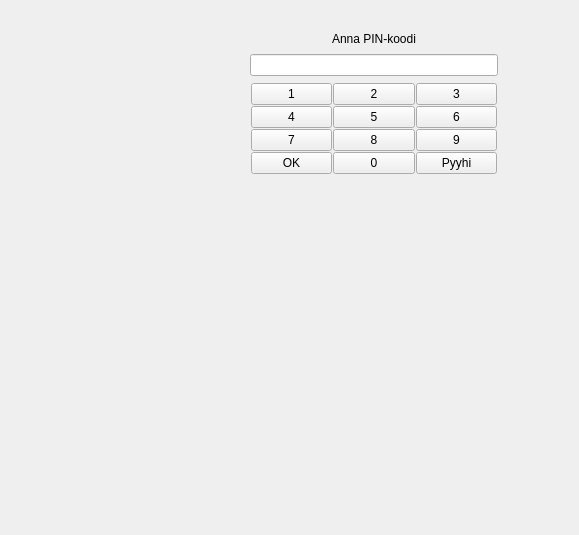
First picture: the form in bank-automat/addPin.ui, repository JuusoToratti/tvt23pankkiprojekti, before the edit.
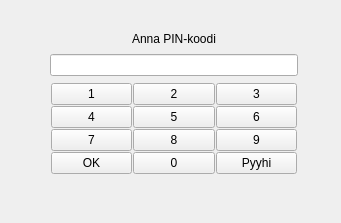
Second picture: the form after the edit.

Diff of the .ui file:
```diff
--- a/bank-automat/addPin.ui
+++ b/bank-automat/addPin.ui
@@ -6,8 +6,8 @@
    <rect>
     <x>0</x>
     <y>0</y>
-    <width>579</width>
-    <height>535</height>
+    <width>341</width>
+    <height>223</height>
    </rect>
   </property>
   <property name="windowTitle">
@@ -16,7 +16,7 @@
   <widget class="QWidget" name="verticalLayoutWidget_2">
    <property name="geometry">
     <rect>
-     <x>250</x>
+     <x>50</x>
      <y>30</y>
      <width>248</width>
      <height>145</height>
```
